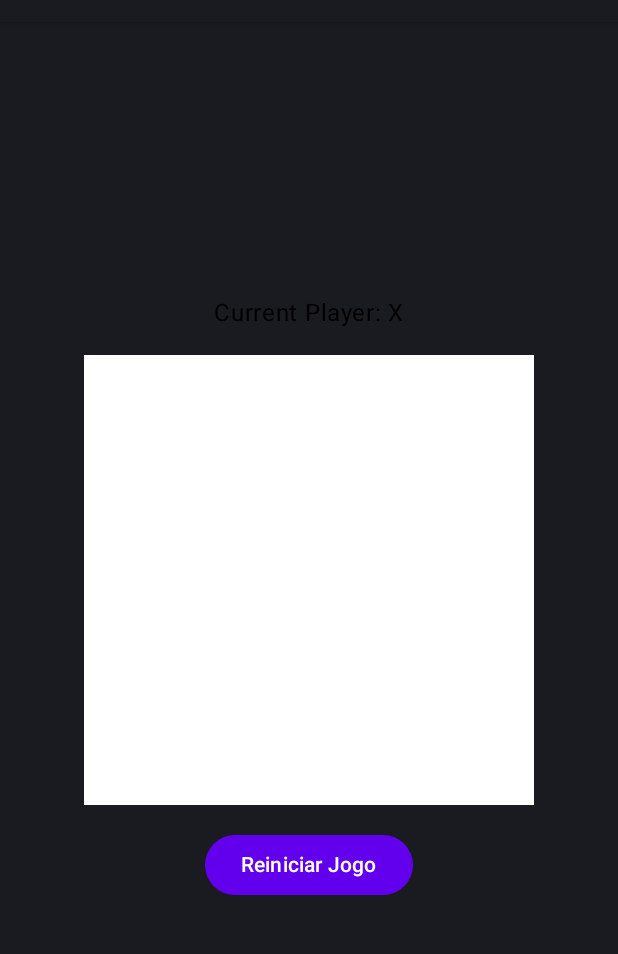
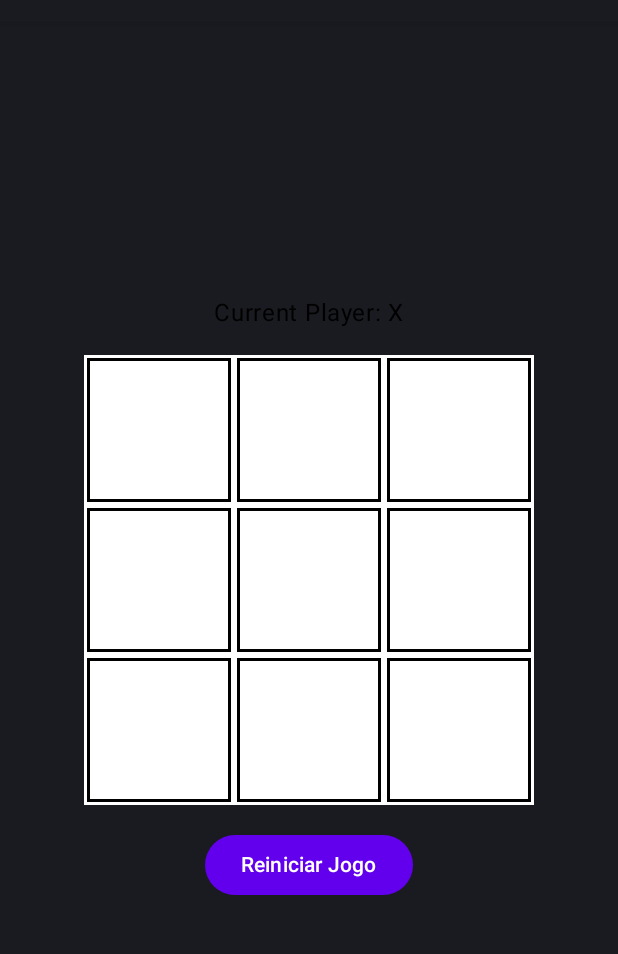
Before and after one commit to luadevsec/Veia-Game, an Android app built with Jetpack Compose: the InfinityScreen screen opened through its navigation route, on a phone screen of 412 x 824 dp, the part 62-1016 px from its top. Run offline under Robolectric (Android 15) with nearby library versions, the phone set to English and light mode, and no system bars.

Commit message:
adicionado a grade visual

```diff
--- a/app/src/main/java/com/example/veia_game/ui/view/pages/InfinityScreen.kt
+++ b/app/src/main/java/com/example/veia_game/ui/view/pages/InfinityScreen.kt
@@ -2,6 +2,7 @@ package com.example.veia_game.ui.view.pages
 
 import androidx.compose.foundation.Image
 import androidx.compose.foundation.background
+import androidx.compose.foundation.border
 import androidx.compose.foundation.clickable
 import androidx.compose.foundation.layout.*
 import androidx.compose.material3.Button
@@ -54,6 +55,7 @@ fun InfinityScreen(viewModel: InfinityViewModel = viewModel()) {
                             .size(100.dp)
                             .background(Color.White)
                             .padding(2.dp)
+                            .border(2.dp, Color.Black)
                             .clickable { viewModel.makeMove(row, col) }
                     ) {
                         when (board[row][col].player) {
--- a/app/src/main/java/com/example/veia_game/ui/view/pages/TesteScreen.kt
+++ b/app/src/main/java/com/example/veia_game/ui/view/pages/TesteScreen.kt
@@ -2,6 +2,7 @@ package com.example.veia_game.ui.view.pages
 
 import androidx.compose.foundation.Image
 import androidx.compose.foundation.background
+import androidx.compose.foundation.border
 import androidx.compose.foundation.layout.*
 import androidx.compose.foundation.clickable
 import androidx.compose.material3.Button
@@ -55,6 +56,7 @@ fun TesteScreen(viewModel: TesteViewModel = viewModel()) {
                             .size(100.dp)
                             .background(Color.White)
                             .padding(2.dp)
+                            .border(2.dp, Color.Black)
                             .clickable { viewModel.makeMove(row, col) }
                     ) {
                         when (board[row][col].player) {
```
